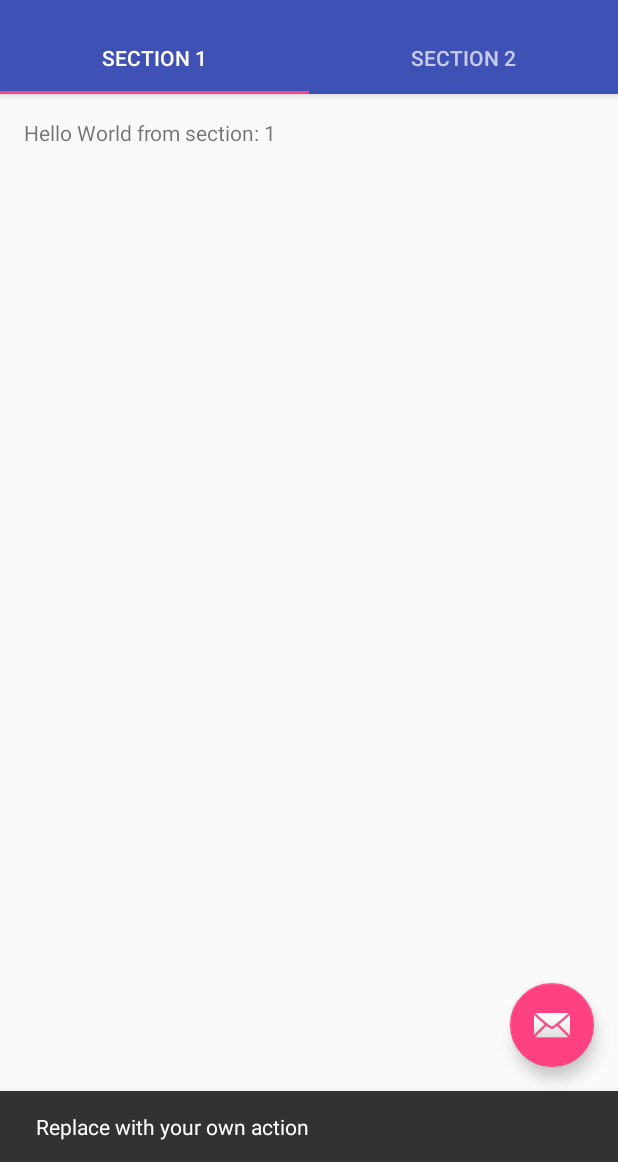
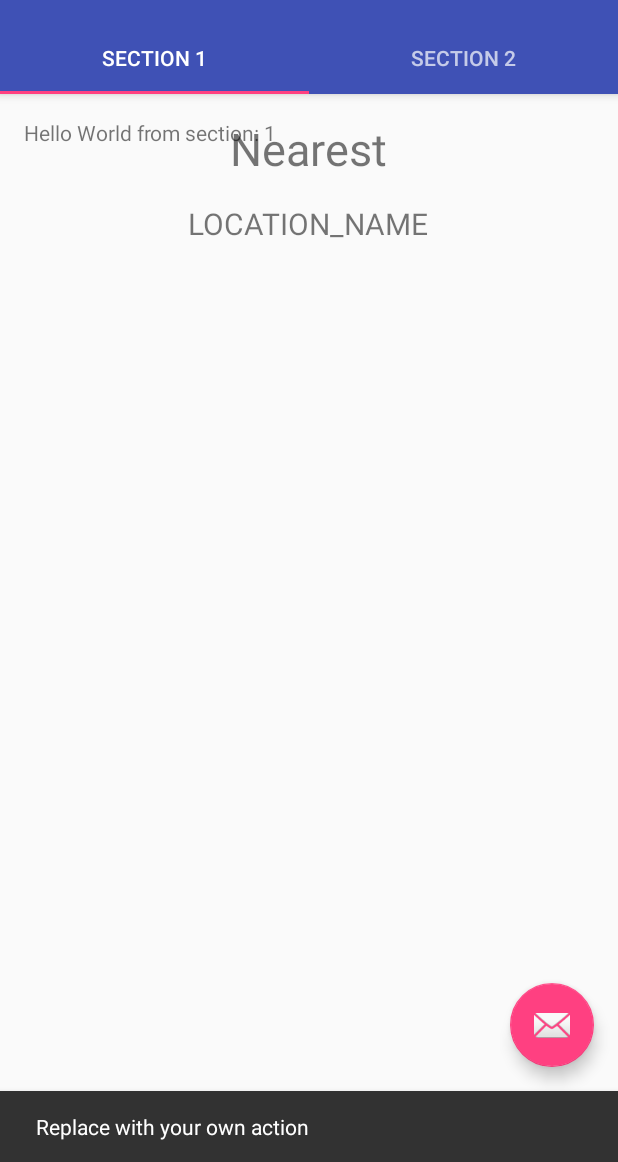
Before and after one commit to dkcas11/TravelBuddy, an Android app: the screen it shows after launch (Travel), after a tap on an icon or button, on a phone screen of 412 x 824 dp, the part 74-1236 px from its top. Run offline under Robolectric (Android 15) with nearby library versions, the phone set to English and light mode, and no system bars.

Commit message:
Setup basic UI layout xml files

```diff
--- a/TravelBuddy/app/src/main/res/layout/fragment_travel.xml
+++ b/TravelBuddy/app/src/main/res/layout/fragment_travel.xml
@@ -13,4 +13,31 @@
         android:layout_width="wrap_content"
         android:layout_height="wrap_content" />
 
+    <Button
+        android:text="Check In"
+        android:layout_width="match_parent"
+        android:layout_height="wrap_content"
+        android:id="@+id/CHECKIN_BUTTON"
+        android:layout_alignParentBottom="true"
+        android:layout_alignParentStart="true" />
+
+    <TextView
+        android:text="Nearest"
+        android:layout_width="wrap_content"
+        android:layout_height="wrap_content"
+        android:id="@+id/textView"
+        android:textSize="30sp"
+        android:layout_alignParentTop="true"
+        android:layout_centerHorizontal="true" />
+
+    <TextView
+        android:text="LOCATION_NAME"
+        android:layout_width="wrap_content"
+        android:layout_height="wrap_content"
+        android:layout_below="@+id/textView"
+        android:layout_centerHorizontal="true"
+        android:layout_marginTop="16dp"
+        android:id="@+id/LOCATION_NAME"
+        android:textSize="20sp" />
+
 </RelativeLayout>
```
Also changed, not shown: TravelBuddy/app/src/main/res/layout/fragment_profile_footer.xml (added, +15 -0 lines), TravelBuddy/app/src/main/res/layout/fragment_profile_header.xml (added, +27 -0 lines), TravelBuddy/app/src/main/res/layout/fragment_traveldetails_footer.xml (added, +15 -0 lines), TravelBuddy/app/src/main/res/layout/fragment_traveldetails_header.xml (added, +36 -0 lines).
